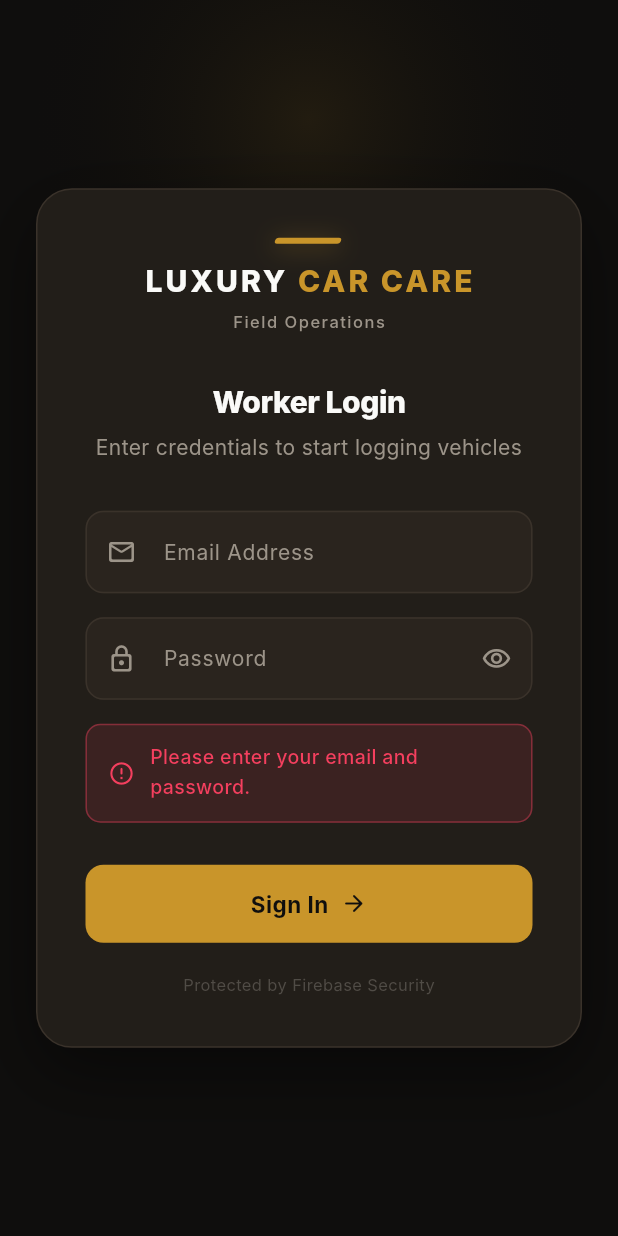
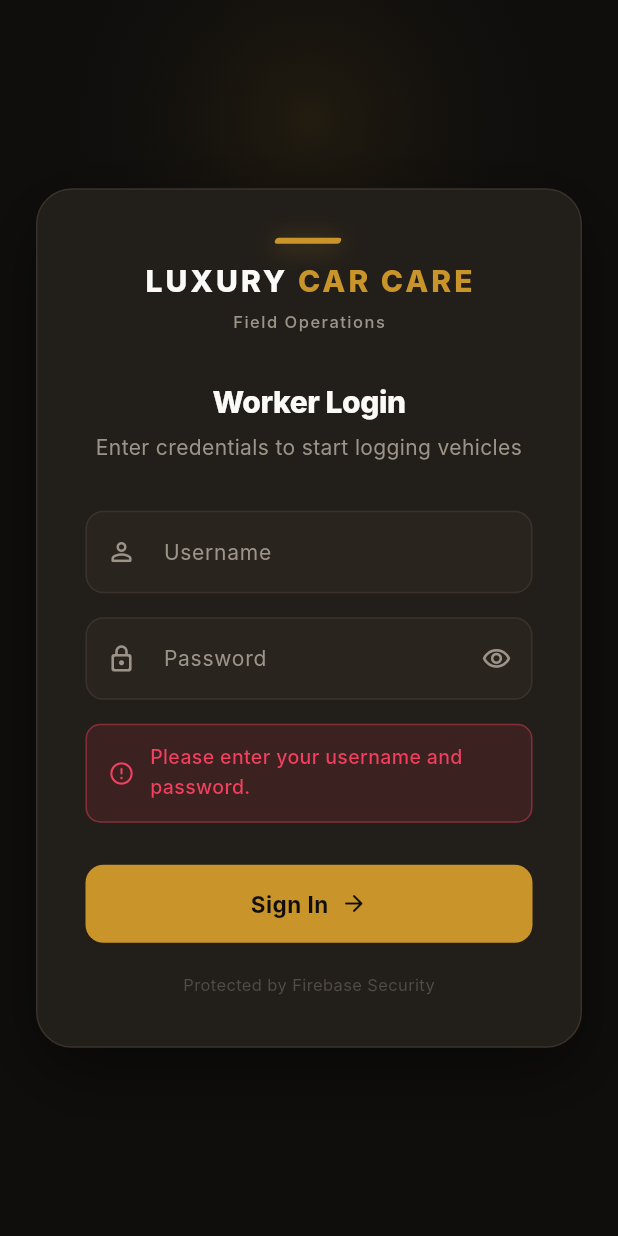
Before and after one commit to Praneel7015/lcc-wash-ledger, a Flutter app: the screen it shows after launch, after a tap on "Sign In", on a phone screen of 412 x 824 dp. Run offline on Flutter 3.47's test engine with Material 3 defaults, Android fonts, the phone set to English and light mode, and no system bars; our stand-ins replace cloud_firestore, csv, firebase_auth, firebase_core, firebase_storage, flutter_image_compress and 5 more; missing offline and left inert: google_mlkit_text_recognition; accounts and stored records are empty; Roboto replaces fonts that are missing (Inter).

Commit message:
Worker login: accept username instead of full email

```diff
--- a/lib/screens/auth/login_screen.dart
+++ b/lib/screens/auth/login_screen.dart
@@ -1,4 +1,4 @@
-// Login screen — workers enter email+password. Web shows owner form.
+// Login screen — workers enter username+password (mobile), owners enter email (web).
 // Centered card layout that works on all browsers via Positioned.fill.
 
 import 'package:firebase_auth/firebase_auth.dart';
@@ -17,6 +17,17 @@
   State<LoginScreen> createState() => _LoginScreenState();
 }
 
+// Workers log in with a short username (e.g. "captain1").
+// The app turns it into captain1@lcc.app before calling Firebase.
+// Owners (web) still use their real email directly.
+const _workerEmailDomain = '@lcc.app';
+
+String _resolveEmail(String input) {
+  final trimmed = input.trim();
+  if (kIsWeb || trimmed.contains('@')) return trimmed;
+  return '$trimmed$_workerEmailDomain';
+}
+
 class _LoginScreenState extends State<LoginScreen> {
   final _emailCtrl = TextEditingController();
   final _passCtrl = TextEditingController();
@@ -33,7 +44,9 @@
 
   Future<void> _login() async {
     if (_emailCtrl.text.trim().isEmpty || _passCtrl.text.isEmpty) {
-      setState(() => _error = 'Please enter your email and password.');
+      setState(() => _error = kIsWeb
+          ? 'Please enter your email and password.'
+          : 'Please enter your username and password.');
       return;
     }
 
@@ -44,7 +57,7 @@
 
     try {
       await FirebaseAuth.instance.signInWithEmailAndPassword(
-        email: _emailCtrl.text.trim(),
+        email: _resolveEmail(_emailCtrl.text),
         password: _passCtrl.text,
       );
       if (mounted) {
@@ -208,18 +221,29 @@
                           ),
                           const SizedBox(height: 32),
 
-                          // Email
+                          // Username (mobile) / Email (web)
                           TextField(
                             controller: _emailCtrl,
-                            keyboardType: TextInputType.emailAddress,
+                            keyboardType: kIsWeb
+                                ? TextInputType.emailAddress
+                                : TextInputType.text,
                             textInputAction: TextInputAction.next,
+                            autocorrect: false,
+                            enableSuggestions: false,
                             style: const TextStyle(
                                 color: WashTheme.textPrimary),
-                            decoration: const InputDecoration(
-                              labelText: 'Email Address',
-                              hintText: 'owner@sindhole.com',
-                              prefixIcon: Icon(Icons.mail_outline_rounded,
-                                  color: WashTheme.textSecondary, size: 20),
+                            decoration: InputDecoration(
+                              labelText:
+                                  kIsWeb ? 'Email Address' : 'Username',
+                              hintText: kIsWeb
+                                  ? 'owner@sindhole.com'
+                                  : 'captain1',
+                              prefixIcon: Icon(
+                                  kIsWeb
+                                      ? Icons.mail_outline_rounded
+                                      : Icons.person_outline_rounded,
+                                  color: WashTheme.textSecondary,
+                                  size: 20),
                             ),
                           ),
                           const SizedBox(height: 16),
```
